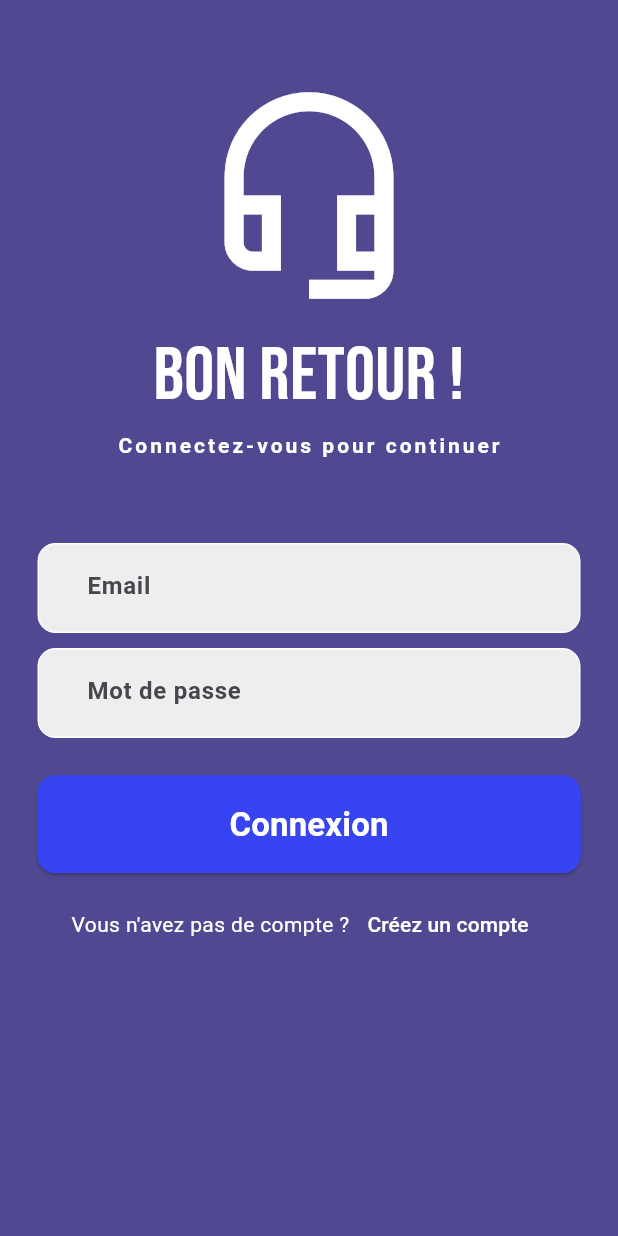
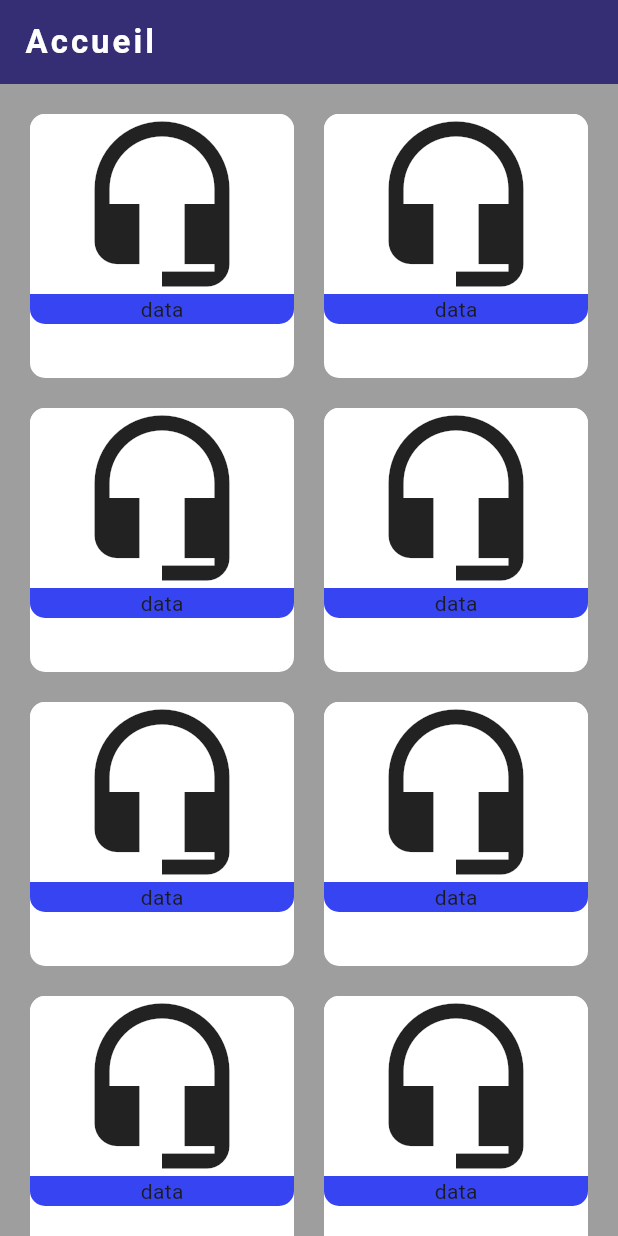
Before and after one commit to Julio-SISCO/Karaoke-Mobile-App, a Flutter app: the screen it shows after launch, on a phone screen of 412 x 824 dp. Run offline on Flutter 3.47's test engine with Material 2 defaults, Android fonts, the phone set to English and light mode, and no system bars; our stand-ins replace google_fonts.

Commit message:
Essaie de la page d'accueil

```diff
--- /dev/null
+++ b/manaoke/lib/home.dart
@@ -0,0 +1,132 @@
+import 'package:flutter/material.dart';
+import 'package:google_fonts/google_fonts.dart';
+import 'package:manaoke/helpers/colors.dart';
+
+class HomePage extends StatefulWidget {
+  final String title;
+  const HomePage({
+    Key? key,
+    required this.title,
+  }) : super(key: key);
+
+  @override
+  State<HomePage> createState() => _HomePageState();
+}
+
+class _HomePageState extends State<HomePage> {
+  @override
+  Widget build(BuildContext context) {
+    return SafeArea(
+      child: Scaffold(
+        appBar: AppBar(
+          title: Text(
+            widget.title,
+            style: GoogleFonts.aBeeZee(
+              color: Colors.white,
+              letterSpacing: 2,
+              fontWeight: FontWeight.bold,
+            ),
+          ),
+          backgroundColor: AppColors.defaut,
+        ),
+        backgroundColor: Colors.grey,
+        body: GridView.builder(
+          padding: EdgeInsets.all(20.0),
+          gridDelegate: const SliverGridDelegateWithFixedCrossAxisCount(
+            crossAxisCount: 2,
+            mainAxisSpacing: 20.0,
+            crossAxisSpacing: 20.0,
+          ),
+          itemBuilder: (context, index) => Container(
+            decoration: BoxDecoration(
+              color: Colors.white,
+              borderRadius: BorderRadius.circular(10.0),
+            ),
+            // height: MediaQuery.of(context).size.height * .3,
+            // width: MediaQuery.of(context).size.height * .23,
+            child: Column(
+              children: [
+                Container(
+                  decoration: const BoxDecoration(
+                    color: Colors.white,
+                    borderRadius: BorderRadius.only(
+                      topRight: Radius.circular(10.0),
+                      topLeft: Radius.circular(10.0),
+                    ),
+                  ),
+                  // height: MediaQuery.of(context).size.height * .19,
+                  // width: MediaQuery.of(context).size.height * .23,
+                  child: const Center(
+                    child: Icon(
+                      Icons.headset_mic,
+                      size: 120,
+                    ),
+                  ),
+                ),
+                Container(
+                  decoration: const BoxDecoration(
+                    color: AppColors.buttonOnBlueFont,
+                    borderRadius: BorderRadius.only(
+                      bottomRight: Radius.circular(10.0),
+                      bottomLeft: Radius.circular(10.0),
+                    ),
+                  ),
+                  // height: MediaQuery.of(context).size.height * .11,
+                  // width: MediaQuery.of(context).size.height * .23,
+                  child: const Center(
+                    child: Text('data'),
+                  ),
+                ),
+              ],
+            ),
+          ),
+        ),
+        // Center(
+        //   child: Container(
+        //     decoration: BoxDecoration(
+        //       color: Colors.white,
+        //       borderRadius: BorderRadius.circular(10.0),
+        //     ),
+        //     height: MediaQuery.of(context).size.height * .3,
+        //     width: MediaQuery.of(context).size.height * .23,
+        //     child: Column(
+        //       children: [
+        //         Container(
+        //           decoration: const BoxDecoration(
+        //             color: Colors.white,
+        //             borderRadius: BorderRadius.only(
+        //               topRight: Radius.circular(10.0),
+        //               topLeft: Radius.circular(10.0),
+        //             ),
+        //           ),
+        //           height: MediaQuery.of(context).size.height * .19,
+        //           width: MediaQuery.of(context).size.height * .23,
+        //           child: const Center(
+        //             child: Icon(
+        //               Icons.headset_mic,
+        //               size: 120,
+        //             ),
+        //           ),
+        //         ),
+        //         Container(
+        //           decoration: const BoxDecoration(
+        //             color: AppColors.buttonOnBlueFont,
+        //             borderRadius: BorderRadius.only(
+        //               bottomRight: Radius.circular(10.0),
+        //               bottomLeft: Radius.circular(10.0),
+        //             ),
+        //           ),
+        //           height: MediaQuery.of(context).size.height * .11,
+        //           width: MediaQuery.of(context).size.height * .23,
+        //           child: const Center(
+        //             child: Text('data'),
+        //           ),
+        //         ),
+        //       ],
+        //     ),
+        //   ),
+        // ),
+      ),
+    );
+  }
+}
--- a/manaoke/lib/login.dart
+++ b/manaoke/lib/login.dart
@@ -36,6 +36,7 @@ class _LoginState extends State<Login> {
                   'Bon retour !',
                   style: GoogleFonts.bebasNeue(
                     fontSize: 50,
+                    letterSpacing: 4,
                     color: Colors.white,
                   ),
                 ),
--- a/manaoke/lib/main.dart
+++ b/manaoke/lib/main.dart
@@ -1,6 +1,7 @@
 import 'package:flutter/material.dart';
 import 'package:manaoke/helpers/colors.dart';
-import 'package:manaoke/login.dart';
+import 'package:manaoke/home.dart';
+// import 'package:manaoke/login.dart';
 
 void main() {
   runApp(const MyApp());
@@ -18,7 +19,7 @@ class MyApp extends StatelessWidget {
         colorScheme: ColorScheme.fromSeed(seedColor: AppColors.defaut),
         useMaterial3: true,
       ),
-      home: Login(),
+      home: const HomePage(title: 'Accueil'),
     );
   }
 }
```
Also changed, not shown: manaoke/lib/lyrics.dart (added, +24 -0 lines), manaoke/lib/services/configurations.dart (added, +10 -0 lines), manaoke/lib/services/getlyrics.dart (added, +23 -0 lines).
